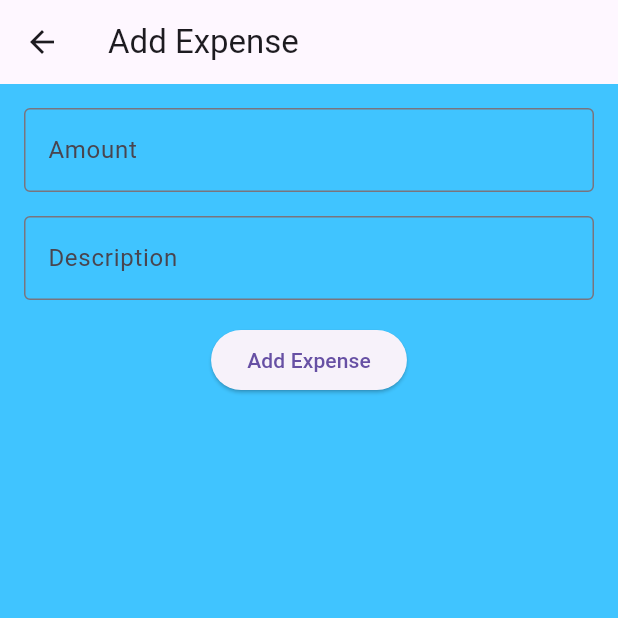
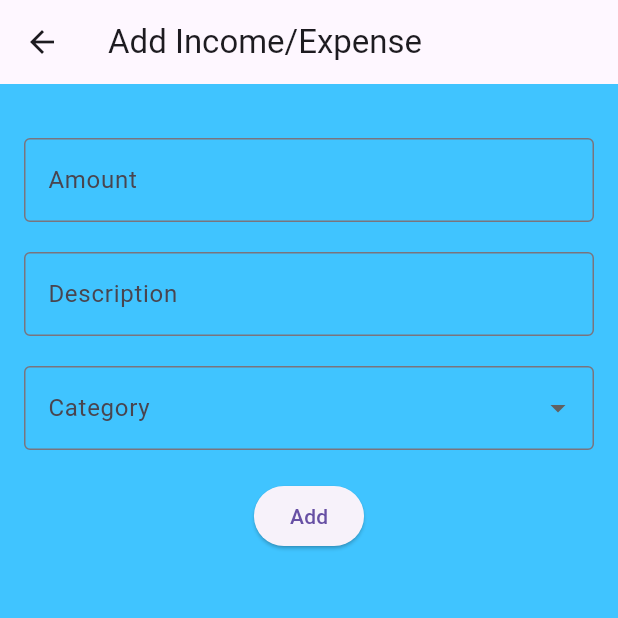
Before and after one commit to NyimaG/Finance_App, a Flutter app: the AddExpensePage screen opened directly, on a phone screen of 412 x 824 dp, the top half of it. Run offline on Flutter 3.47's test engine with Material 3 defaults, Android fonts, the phone set to English and light mode, and no system bars.

Commit message:
added drop-down menu for expenses

```diff
--- a/lib/addExpenses.dart
+++ b/lib/addExpenses.dart
@@ -1,21 +1,30 @@
 import 'package:flutter/material.dart';
+import 'expense.dart';
 
-class AddExpensePage extends StatelessWidget {
+class AddExpensePage extends StatefulWidget {
   const AddExpensePage({Key? key}) : super(key: key);
 
   @override
-  Widget build(BuildContext context) {
+  _AddExpensePageState createState() => _AddExpensePageState();
+}
+
+class _AddExpensePageState extends State<AddExpensePage> {
   final TextEditingController amountController = TextEditingController();
   final TextEditingController descriptionController = TextEditingController();
+  String? selectedCategory;
 
+  @override
+  Widget build(BuildContext context) {
     return Scaffold(
       appBar: AppBar(
-        title: Text('Add Expense'),
+        title: Text('Add Income/Expense'),
       ),
       body: Padding(
         padding: const EdgeInsets.all(16.0),
+        child: SingleChildScrollView(
           child: Column(
             children: [
+              SizedBox(height: 20),
               TextField(
                 controller: amountController,
                 decoration: InputDecoration(
@@ -25,7 +34,7 @@ class AddExpensePage extends StatelessWidget {
                 keyboardType: TextInputType.number,
                 textInputAction: TextInputAction.done,
               ),
-            SizedBox(height: 16),
+              SizedBox(height: 20),
               TextField(
                 controller: descriptionController,
                 decoration: InputDecoration(
@@ -34,16 +43,65 @@ class AddExpensePage extends StatelessWidget {
                 ),
                 textInputAction: TextInputAction.done,
               ),
-            SizedBox(height: 16),
+              SizedBox(height: 20),
+              DropdownButtonFormField<String>(
+                value: selectedCategory,
+                decoration: InputDecoration(
+                  labelText: 'Category',
+                  border: OutlineInputBorder(),
+                ),
+                items: [
+                  DropdownMenuItem(
+                    value: 'Income',
+                    child: Text('Income'),
+                  ),
+                  DropdownMenuItem(
+                    value: 'Food',
+                    child: Text('Food'),
+                  ),
+                  DropdownMenuItem(
+                    value: 'Rent',
+                    child: Text('Rent'),
+                  ),
+                  DropdownMenuItem(
+                    value: 'Utilities',
+                    child: Text('Utilities'),
+                  ),
+                  DropdownMenuItem(
+                    value: 'Leisure/Entertainment',
+                    child: Text('Leisure/Entertainment'),
+                  ),
+                ],
+                onChanged: (value) {
+                  setState(() {
+                    selectedCategory = value;
+                  });
+                },
+              ),
+              SizedBox(height: 20),
               ElevatedButton(
                 onPressed: () {
                   final amount = amountController.text;
                   final description = descriptionController.text;
-                Navigator.of(context).pop();
+                  final category = selectedCategory;
+                  if (amount.isNotEmpty &&
+                      description.isNotEmpty &&
+                      category != null) {
+                    final newExpense = Expense(
+                      amount: amount,
+                      description: description,
+                      category: category,
+                      isIncome: category ==
+                          'Income',
+                    );
+                    Navigator.of(context).pop(newExpense);
+                  }
                 },
-              child: Text('Add Expense'),
+                child: Text('Add'),
               ),
+              SizedBox(height: 20),
             ],
+          ),
         ),
       ),
     );
--- /dev/null
+++ b/lib/expense.dart
@@ -0,0 +1,13 @@
+class Expense {
+  final String amount;
+  final String description;
+  final String category;
+  final bool isIncome;
+
+  Expense({
+    required this.amount,
+    required this.description,
+    required this.category,
+    required this.isIncome,
+  });
+}
--- a/lib/main.dart
+++ b/lib/main.dart
@@ -2,6 +2,7 @@
 
 import 'package:flutter/material.dart';
 import 'addExpenses.dart';
+import 'expense.dart';
 
 void main() {
   runApp(const MyApp());
```
Lines whose indentation alone changed are shown as unchanged.
